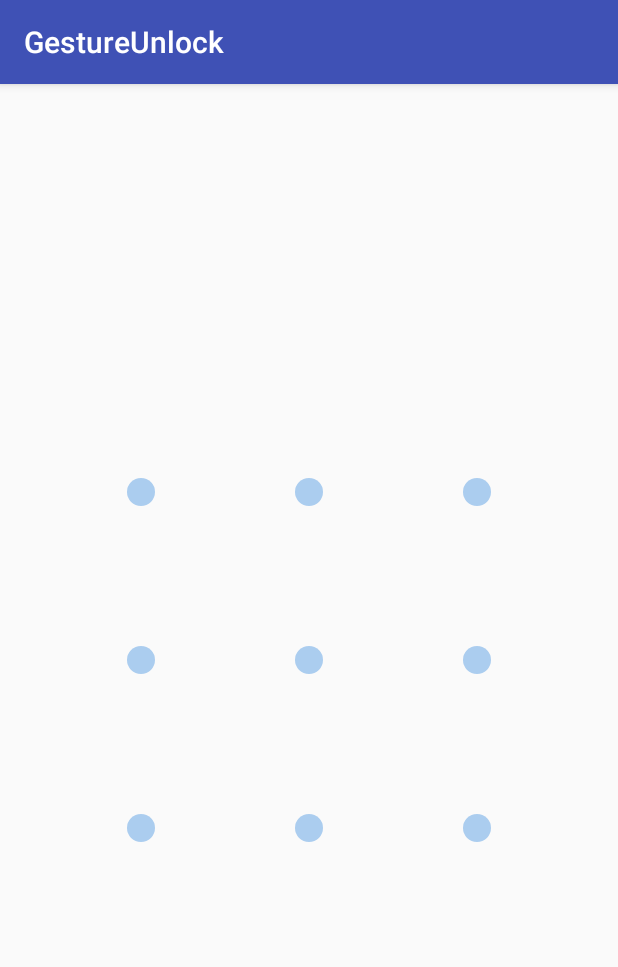
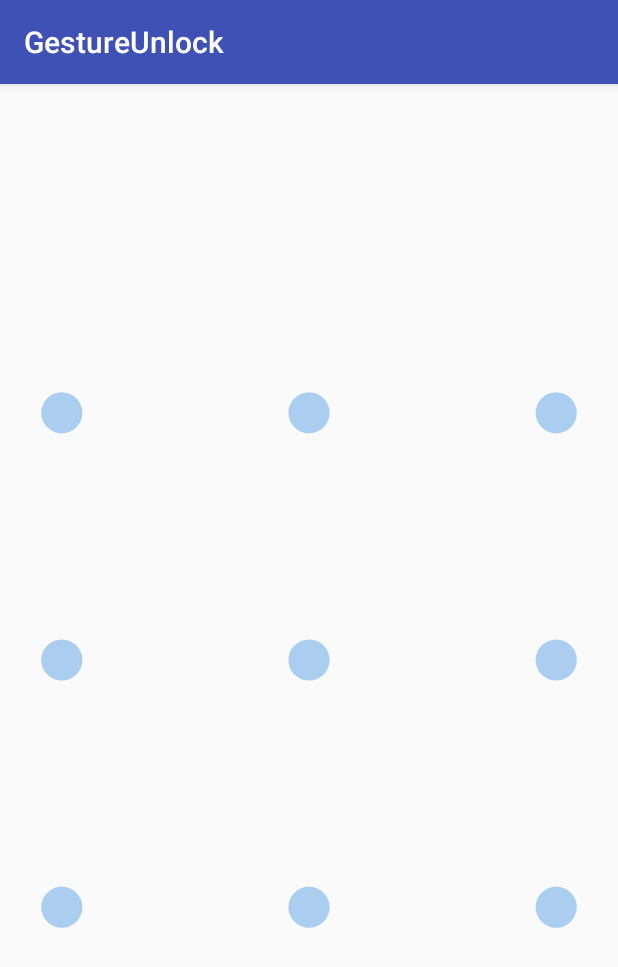
Before and after one commit to wp292519413/MyView, an Android app: the screen it shows after launch (MyActivity), on a phone screen of 412 x 824 dp. Shown: the top 967 px of the screen. Run offline under Robolectric (Android 15) with nearby library versions, the light colour scheme and no system bars.

Commit message:
修改slidingButton

```diff
--- a/app/src/main/res/values/colors.xml
+++ b/app/src/main/res/values/colors.xml
@@ -6,6 +6,7 @@
 
     <color name="transparent">#00FFFFFF</color>
     <color name="white">#FFFFFF</color>
+    <color name="black_content">#42454d</color>
     <color name="text_color1">#3B3B3B</color>
     <color name="text_color2">#787878</color>
     <color name="text_color3">#B5B5B5</color>
--- a/gestureunlock/src/main/java/cn/bmkp/gestureunlock/widget/GUVPoint.java
+++ b/gestureunlock/src/main/java/cn/bmkp/gestureunlock/widget/GUVPoint.java
@@ -6,14 +6,14 @@ package cn.bmkp.gestureunlock.widget;
 
 public class GUVPoint {
 
-    public static final int STATUS_NORMAL = 1;
-    public static final int STATUS_PRESS = 2;
-    public static final int STATUS_ERROR = 3;
-
     public float x;
     public float y;
-    public int status = STATUS_NORMAL;
+    public State status = State.NORMAL;
     public int position;
+
+    public enum State {
+        NORMAL, SELECTED, ERROR;
+    }
 
     public GUVPoint(float x, float y, int position) {
         this.x = x;
--- a/gestureunlock/src/main/java/cn/bmkp/gestureunlock/widget/GestureUnlockView.java
+++ b/gestureunlock/src/main/java/cn/bmkp/gestureunlock/widget/GestureUnlockView.java
@@ -7,6 +7,7 @@ import android.graphics.Path;
 import android.graphics.PointF;
 import android.text.TextUtils;
 import android.util.AttributeSet;
+import android.util.Log;
 import android.view.MotionEvent;
 import android.view.View;
 
@@ -20,11 +21,9 @@ import cn.bmkp.gestureunlock.R;
  */
 public class GestureUnlockView extends View {
 
-    public static final int MODE_SETTING = 1;         //设置密码模式
-    public static final int MODE_UNLOCK = 2;          //解锁模式
+    private Mode mCurrentMode;
 
-    private int mCurrentMode = 0;
-
+    private int mSize;
     private List<GUVPoint> mPoints = new ArrayList<>();
     private int mPointCount = 9;
     private List<GUVPoint> mSelectedPoints = new ArrayList<>();
@@ -36,6 +35,10 @@ public class GestureUnlockView extends View {
     private float mTouchX;                              //触摸位置的Y
 
     private float mTouchY;                              //触摸位置的Y
+
+    public enum Mode {
+        MODE_SETTING, MODE_UNLOCK;
+    }
 
     public GestureUnlockView(Context context) {
         this(context, null);
@@ -50,18 +53,18 @@ public class GestureUnlockView extends View {
         init();
     }
 
-    public void setMode(int mode) {
+    public void setMode(Mode mode) {
         this.mCurrentMode = mode;
     }
 
-    public int getMode() {
+    public Mode getMode() {
         return this.mCurrentMode;
     }
 
-    private OnSlidingCompletedListener mOnSlidingCompletedListener;
+    private OnDrawCompletedListener mOnDrawCompletedListener;
 
-    public void setOnSlidingCompletedListener(OnSlidingCompletedListener listener) {
-        this.mOnSlidingCompletedListener = listener;
+    public void setOnDrawCompletedListener(OnDrawCompletedListener listener) {
+        this.mOnDrawCompletedListener = listener;
     }
 
     private void init() {
@@ -69,29 +72,38 @@ public class GestureUnlockView extends View {
     }
 
     @Override
+    protected void onMeasure(int widthMeasureSpec, int heightMeasureSpec) {
+        super.onMeasure(widthMeasureSpec, heightMeasureSpec);
+
+        int width = getDefaultSize(100, widthMeasureSpec);
+        int height = getDefaultSize(100, heightMeasureSpec);
+        if(width > height){
+            mSize = height;
+        }else if(width < height){
+            mSize = width;
+
+        }
+        setMeasuredDimension(mSize, mSize);
+    }
+
+    @Override
     protected void onSizeChanged(int w, int h, int oldw, int oldh) {
         super.onSizeChanged(w, h, oldw, oldh);
-
         //初始化点
         initPoints();
     }
 
     //初始化点
     private void initPoints() {
-        // 当前视图的大小
-        float width = getWidth();
-        float height = getHeight();
-
+        Log.e("tag", "mSize: " + mSize);
         //每个圆的直径
-        mPointDiameter = 0;
-        if (width > height) {
-            mPointDiameter = height / 5;
-        } else {
-            mPointDiameter = width / 5;
-        }
-
-        float offsetX = (width - mPointDiameter * 3) / 2;       //每个点的X偏移量
-        float offsetY = (height - mPointDiameter * 3) / 2;      //每个点的Y偏移量
+        mPointDiameter = mSize * 1.0f / 5;
+        Log.e("tag", "mPointDiameter: " + mPointDiameter);
+        //每个点的X偏移量
+        float offsetX = (mSize - mPointDiameter * 3) / 2;
+        Log.e("tag", "offsetX: " + offsetX);
+        //每个点的Y偏移量
+        float offsetY = (mSize - mPointDiameter * 3) / 2;
 
         mPoints.clear();
         for (int i = 0; i < mPointCount; i++) {
@@ -124,14 +136,15 @@ public class GestureUnlockView extends View {
     protected void onDraw(Canvas canvas) {
         super.onDraw(canvas);
 
-        //画已经选好的点的连线
+        //画点
+        drawPoints(canvas);
+        /*//画已经选好的点的连线
         drawSelectedPointLine(canvas);
         //画未选好的点的连线
         drawUnSelectedPointLine(canvas);
-        //画点
-        drawPoints(canvas);
+
         //画箭头
-        drawArrows(canvas);
+        drawArrows(canvas);*/
     }
 
     //画箭头
@@ -189,13 +202,13 @@ public class GestureUnlockView extends View {
         for (int i = 0; i < mPoints.size(); i++) {
             GUVPoint point = mPoints.get(i);
             switch (point.status) {
-                case GUVPoint.STATUS_NORMAL: {
+                case NORMAL: {
                     mPaint.setStyle(Paint.Style.FILL);
                     mPaint.setColor(getResources().getColor(R.color.color_1));
                     canvas.drawCircle(point.x, point.y, mPointDiameter / 6, mPaint);        //画中间小圆
                     break;
                 }
-                case GUVPoint.STATUS_PRESS: {
+                case SELECTED: {
                     mPaint.setStyle(Paint.Style.FILL);
                     mPaint.setColor(getResources().getColor(R.color.white));
                     canvas.drawCircle(point.x, point.y, mPointDiameter / 2 - 5, mPaint);        //白背景
@@ -223,7 +236,7 @@ public class GestureUnlockView extends View {
                 //获取被触摸的点
                 GUVPoint point = getSelectedPoint(mTouchX, mTouchY);
                 if (point != null) {
-                    point.status = GUVPoint.STATUS_PRESS;
+                    point.status = GUVPoint.State.SELECTED;
                     //被选中的点存入一个集合
                     mSelectedPoints.add(point);
                 }
@@ -233,14 +246,14 @@ public class GestureUnlockView extends View {
                 //获取被触摸的点
                 GUVPoint point = getSelectedPoint(mTouchX, mTouchY);
                 if (point != null && !mSelectedPoints.contains(point)) {
-                    point.status = GUVPoint.STATUS_PRESS;
+                    point.status = GUVPoint.State.SELECTED;
                     //被选中的点存入一个集合
                     mSelectedPoints.add(point);
 
                     //获取经过的点
                     GUVPoint passPoint = getPassPoint(mTouchX, mTouchY);
                     if (passPoint != null && !mSelectedPoints.contains(passPoint)) {
-                        passPoint.status = GUVPoint.STATUS_PRESS;
+                        passPoint.status = GUVPoint.State.SELECTED;
                         //经过的点放入倒数第二个
                         mSelectedPoints.add(mSelectedPoints.size() - 1, passPoint);
                     }
@@ -251,10 +264,10 @@ public class GestureUnlockView extends View {
                 mTouchX = -1;
                 mTouchY = -1;
 
-                if (mOnSlidingCompletedListener != null) {
+                if (mOnDrawCompletedListener != null) {
                     String pwd = getResultPassword();
                     int length = getResultPasswordLength();
-                    mOnSlidingCompletedListener.onSlidingCompleted(pwd, length);
+                    mOnDrawCompletedListener.onDrawCompleted(pwd, length);
                 }
                 break;
             }
@@ -459,7 +472,7 @@ public class GestureUnlockView extends View {
     public void resetPoints() {
         mSelectedPoints.clear();
         for (GUVPoint point : mPoints) {
-            point.status = GUVPoint.STATUS_NORMAL;
+            point.status = GUVPoint.State.NORMAL;
         }
         invalidate();
     }
@@ -467,7 +480,13 @@ public class GestureUnlockView extends View {
     /**
      * 绘制完成回调
      */
-    public interface OnSlidingCompletedListener {
-        void onSlidingCompleted(String pwd, int length);
+    public interface OnDrawCompletedListener {
+
+        /**
+         * 绘制图案完成
+         * @param pwd
+         * @param length
+         */
+        void onDrawCompleted(String pwd, int length);
     }
 }
--- a/gestureunlock/src/main/res/layout/activity_my.xml
+++ b/gestureunlock/src/main/res/layout/activity_my.xml
@@ -7,7 +7,7 @@
     <cn.bmkp.gestureunlock.widget.GestureUnlockView
         android:id="@+id/guv"
         android:layout_centerInParent="true"
-        android:layout_width="280dp"
-        android:layout_height="280dp"/>
+        android:layout_width="wrap_content"
+        android:layout_height="wrap_content"/>
 
 </RelativeLayout>
--- a/settings.gradle
+++ b/settings.gradle
@@ -1 +1 @@
-include ':app', ':gestureunlock', ':slidingbutton'
+include ':app', ':gestureunlock', ':slidingbutton', ':leakdemo', ':calenderview'
--- a/slidingbutton/src/main/java/cn/bmkp/slidingbutton/activity/MainActivity.java
+++ b/slidingbutton/src/main/java/cn/bmkp/slidingbutton/activity/MainActivity.java
@@ -78,7 +78,7 @@ public class MainActivity extends AppCompatActivity implements View.OnClickListe
                             mSlidingButton.setCenterText("前往乘客起点");
                         }
                     }
-                }, 200);
+                }, 3000);
                 break;
         }
     }
--- a/slidingbutton/src/main/res/drawable/bg_button_shape.xml
+++ b/slidingbutton/src/main/res/drawable/bg_button_shape.xml
@@ -1,5 +1,5 @@
 <?xml version="1.0" encoding="utf-8"?>
 <shape xmlns:android="http://schemas.android.com/apk/res/android" android:shape="rectangle">
     <corners android:radius="2dp"/>
-    <solid android:color="@color/color2"/>
+    <solid android:color="@color/colorPrimary"/>
 </shape>
--- a/slidingbutton/src/main/res/values/colors.xml
+++ b/slidingbutton/src/main/res/values/colors.xml
@@ -4,7 +4,7 @@
     <color name="colorPrimaryDark">#303F9F</color>
     <color name="colorAccent">#FF4081</color>
 
-    <color name="color1">#00BD3F</color>
+    <color name="color1">#6600BD3F</color>
     <color name="color2">#38FF7A</color>
     <color name="color3">#B3B3B3</color>
     <color name="white">#FFFFFF</color>
```
Also changed, not shown: app/src/main/AndroidManifest.xml (+9 -6 lines), app/src/main/res/values/attrs.xml (+7 -0 lines), slidingbutton/src/main/java/cn/bmkp/slidingbutton/widget/SlidingButton.java (+165 -76 lines), slidingbutton/src/main/res/layout/activity_main.xml (+6 -3 lines), 1 other file.
